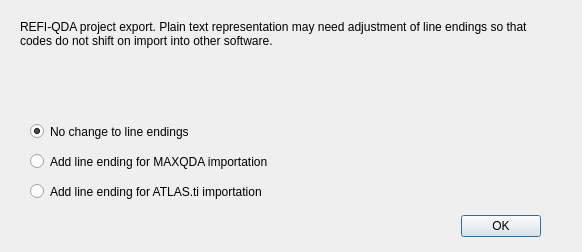
Old version of the form GUI_UIs/ui_dialog_refi_export_endings.ui in the repository ccbogel/QualCoder.
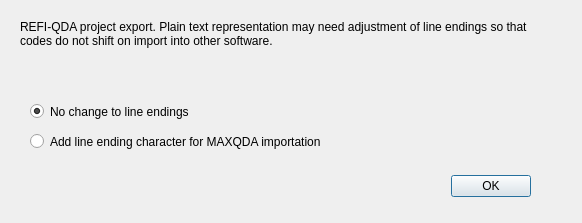
New version of the form.

Patch:
```diff
--- a/GUI_UIs/ui_dialog_refi_export_endings.ui
+++ b/GUI_UIs/ui_dialog_refi_export_endings.ui
@@ -7,7 +7,7 @@
     <x>0</x>
     <y>0</y>
     <width>582</width>
-    <height>252</height>
+    <height>223</height>
    </rect>
   </property>
   <property name="windowTitle">
@@ -16,8 +16,8 @@
   <widget class="QDialogButtonBox" name="buttonBox">
    <property name="geometry">
     <rect>
-     <x>280</x>
-     <y>210</y>
+     <x>270</x>
+     <y>170</y>
      <width>261</width>
      <height>32</height>
     </rect>
@@ -33,7 +33,7 @@
    <property name="geometry">
     <rect>
      <x>30</x>
-     <y>120</y>
+     <y>100</y>
      <width>431</width>
      <height>23</height>
     </rect>
@@ -49,26 +49,13 @@
    <property name="geometry">
     <rect>
      <x>30</x>
-     <y>150</y>
+     <y>130</y>
      <width>481</width>
      <height>23</height>
     </rect>
    </property>
    <property name="text">
-    <string>Add line ending for MAXQDA importation</string>
-   </property>
-  </widget>
-  <widget class="QRadioButton" name="radioButton_atlas">
-   <property name="geometry">
-    <rect>
-     <x>30</x>
-     <y>180</y>
-     <width>481</width>
-     <height>23</height>
-    </rect>
-   </property>
-   <property name="text">
-    <string>Add line ending for ATLAS.ti importation</string>
+    <string>Add line ending character for MAXQDA importation</string>
    </property>
   </widget>
   <widget class="QLabel" name="label">
@@ -77,7 +64,7 @@
      <x>20</x>
      <y>20</y>
      <width>541</width>
-     <height>81</height>
+     <height>71</height>
     </rect>
    </property>
    <property name="text">
```
